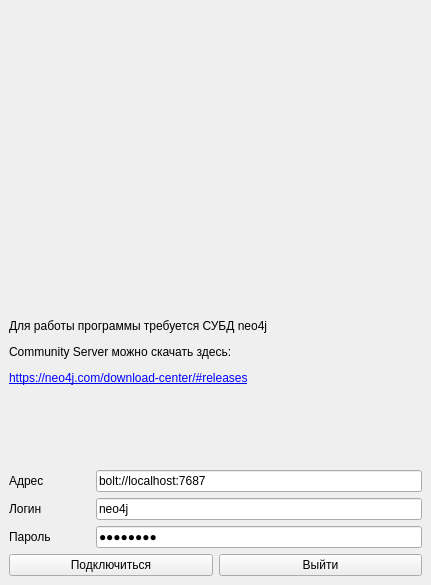
moevm/nosql1h19-text-graph, file ui/login.ui: the form before one commit.
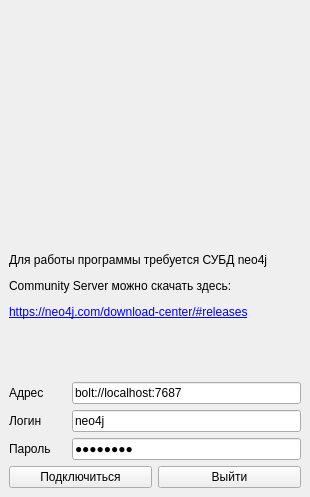
The form after the commit. Icons and pictures are not drawn.

What changed in the file:
```diff
--- a/ui/login.ui
+++ b/ui/login.ui
@@ -9,8 +9,8 @@
    <rect>
     <x>0</x>
     <y>0</y>
-    <width>431</width>
-    <height>585</height>
+    <width>310</width>
+    <height>497</height>
    </rect>
   </property>
   <property name="sizePolicy">
```
